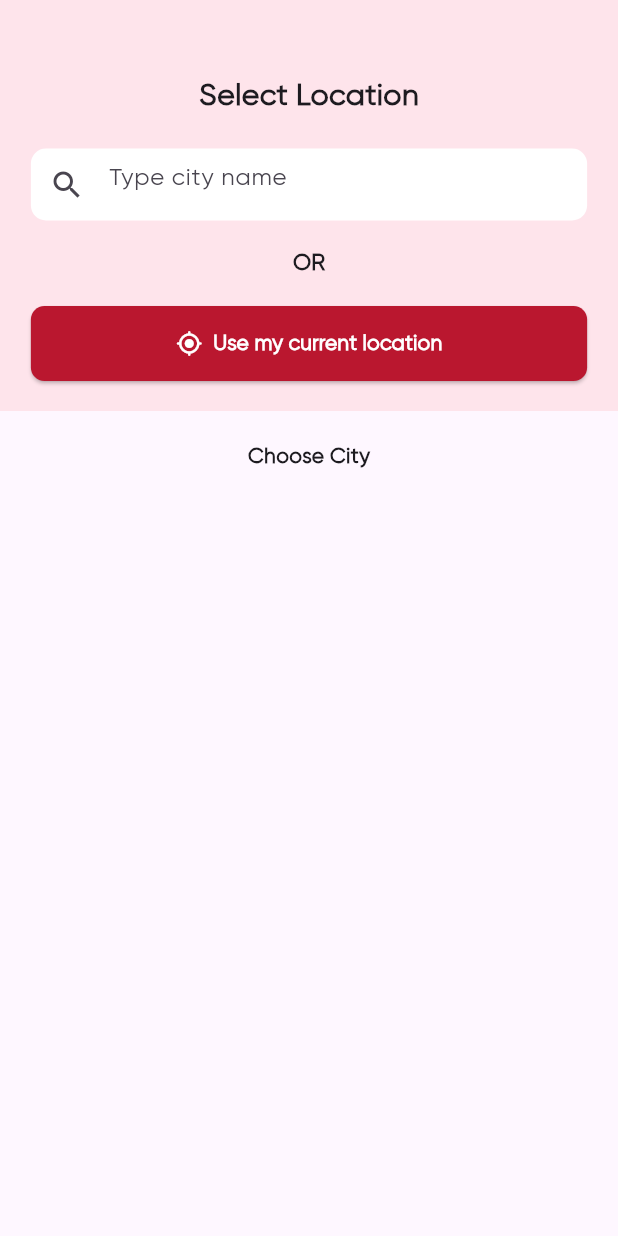
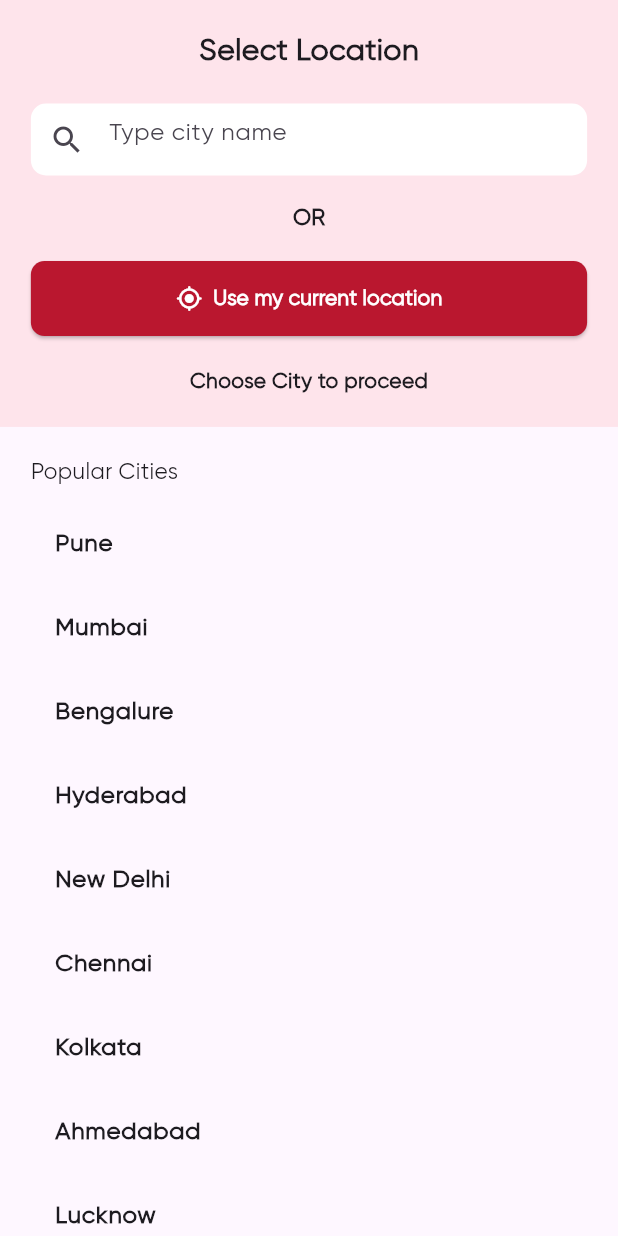
Before and after one commit to RamG222/offerswala, a Flutter app: the SelectLocationScreen screen opened directly, on a phone screen of 412 x 824 dp. Run offline on Flutter 3.47's test engine with Material 3 defaults, Android fonts, the light colour scheme and no system bars; drawn by our look-alikes of searchfield; our stand-ins replace carousel_slider, flutter_image_slideshow, geocoding, geolocator, get, page_transition and 1 more.

Commit message:
add select location screen

```diff
--- a/lib/main.dart
+++ b/lib/main.dart
@@ -22,7 +22,7 @@ class MyApp extends StatelessWidget {
 
     return GetMaterialApp(
       theme: myappTheme,
-      home: Home(),
+      home: SelectLocationScreen(),
     );
   }
 }
--- a/lib/screens/Home/homepage_navigator.dart
+++ b/lib/screens/Home/homepage_navigator.dart
@@ -26,6 +26,7 @@ class _HomeState extends State<Home> {
 
     return Scaffold(
       bottomNavigationBar: NavigationBar(
+        height: 60,
         onDestinationSelected: (value) {
           setState(() {
             currentIndex = value;
--- a/lib/screens/Home/screen0.dart
+++ b/lib/screens/Home/screen0.dart
@@ -105,8 +105,8 @@ class _Screen0State extends State<Screen0> {
             ),
           ),
           //End of Top container (The one with Backgroud image)
+
           //start of Bottom Container
-
           Container(
             color: Color(0xffEFEFEF),
             child: Column(
--- a/lib/screens/Home/seasons.dart
+++ b/lib/screens/Home/seasons.dart
@@ -18,7 +18,7 @@ class SeasonsBar extends StatelessWidget {
         Stack(
           children: [
             Padding(
-              padding: const EdgeInsets.symmetric(horizontal: 10),
+              padding: const EdgeInsets.symmetric(horizontal: 14),
               child: Container(
                 decoration: BoxDecoration(
                   borderRadius: BorderRadius.circular(10),
--- a/lib/screens/Select_location_Screen.dart
+++ b/lib/screens/Select_location_Screen.dart
@@ -40,13 +40,13 @@ class _SelectLocationScreenState extends State<SelectLocationScreen> {
     var mQHeight = mQSize.height;
     var mQWidth = mQSize.width;
     return Scaffold(
-      body: Column(
+      body: ListView(
         children: [
           Container(
             color: Color.fromARGB(30, 255, 82, 82),
             child: Column(
               children: [
-                SizedBox(height: 50),
+                SizedBox(height: 20),
                 Center(
                   child: Text(
                     'Select Location',
@@ -131,44 +131,55 @@ class _SelectLocationScreenState extends State<SelectLocationScreen> {
                     ),
                   ),
                 ),
+                SizedBox(height: mQHeight / 40),
+                isLoading
+                    ? CircularProgressIndicator(
+                        color: ThemeData().primaryColor,
+                      )
+                    : Text(
+                        selectCity ?? "Choose City to proceed",
+                        style: TextStyle(
+                          fontWeight: FontWeight.bold,
+                        ),
+                      ),
                 SizedBox(
                   height: 20,
                 ),
               ],
             ),
           ),
-          SizedBox(height: mQHeight / 40),
-          isLoading
-              ? CircularProgressIndicator(
-                  color: ThemeData().primaryColor,
-                )
-              : Text(
-                  selectCity ?? "Choose City",
-                  style: TextStyle(
-                    fontWeight: FontWeight.bold,
-                  ),
+          SizedBox(height: 20),
+          Container(
+            padding: EdgeInsets.symmetric(horizontal: mQWidth / 20),
+            child: Column(
+              crossAxisAlignment: CrossAxisAlignment.start,
+              children: [
+                Text(
+                  'Popular Cities',
+                  style: TextStyle(fontSize: 15),
                 ),
-          SizedBox(height: mQHeight / 25),
-
-          // Container(
-          //   margin: EdgeInsets.symmetric(horizontal: mQWidth / 20),
-          //   child: ElevatedButton(
-          //     style: ElevatedButton.styleFrom(
-          //       minimumSize: Size.fromHeight(50),
-          //       backgroundColor: const Color(0xffBA172F),
-          //       shape: RoundedRectangleBorder(
-          //           borderRadius: BorderRadius.circular(9)),
-          //     ),
-          //     onPressed: () {},
-          //     child: const Text(
-          //       'Continue',
-          //       style: TextStyle(
-          //         color: Colors.white,
-          //         fontWeight: FontWeight.bold,
-          //       ),
-          //     ),
-          //   ),
-          // ),
+                SizedBox(height: 10),
+                ListView.builder(
+                  shrinkWrap: true,
+                  physics: NeverScrollableScrollPhysics(),
+                  itemCount: cities.length,
+                  itemBuilder: (context, index) {
+                    return ListTile(
+                      title: Text(
+                        cities[index],
+                        style: TextStyle(fontWeight: FontWeight.bold),
+                      ),
+                      onTap: () {
+                        setState(() {
+                          selectCity = cities[index];
+                        });
+                      },
+                    );
+                  },
+                ),
+              ],
+            ),
+          ),
         ],
       ),
     );
--- a/lib/theme.dart
+++ b/lib/theme.dart
@@ -6,10 +6,10 @@ final ThemeData myappTheme = ThemeData(
   primaryColor: Color(0xFFBA172F),
 
   //bottom nav bar theme
-
   navigationBarTheme: NavigationBarThemeData(
     labelTextStyle: MaterialStateProperty.resolveWith((state) {
       return const TextStyle(color: Color(0xFFBA172F), fontSize: 12);
     }),
   ),
-    cardColor: Colors.white);
+  cardColor: Colors.white,
+);
```
Also changed, not shown: lib/screens/Home/brands_scrolling_widget.dart (+7 -7 lines), lib/screens/Home/categories_scrolling_widget.dart (+7 -7 lines), 4 other files. Lines whose indentation alone changed are shown as unchanged.
